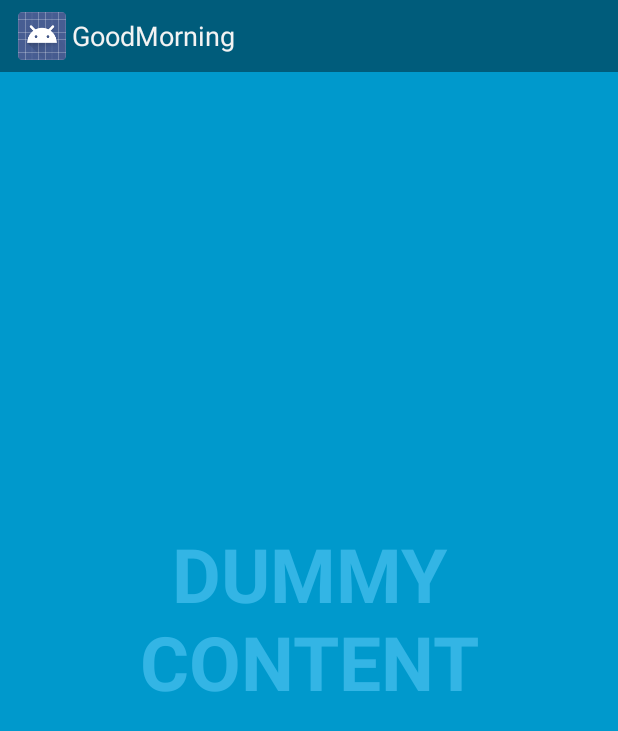
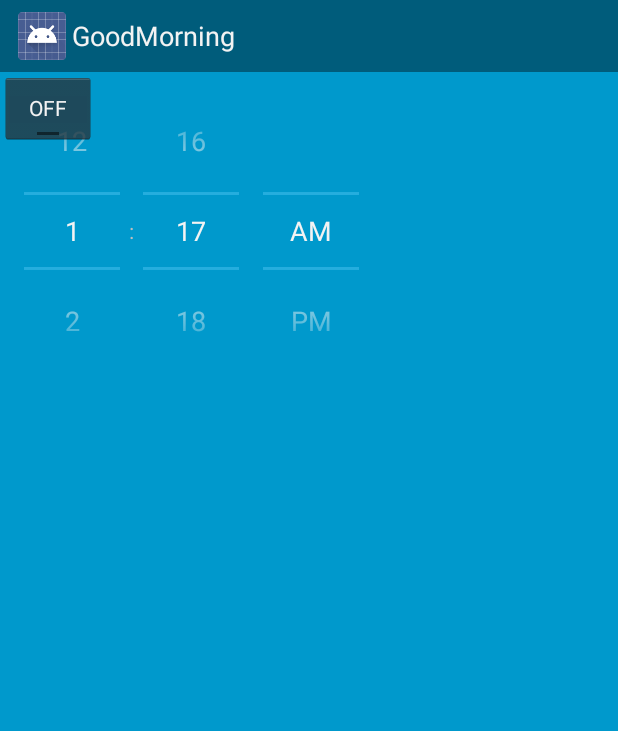
Before and after one commit to nikki603/MorningApp, an Android app: the screen it shows after launch (FullscreenActivity before the commit, AlarmActivity after it), on a phone screen of 412 x 824 dp. Shown: the top 731 px of the screen. Run offline under Robolectric (Android 15) with nearby library versions, the phone set to English and light mode, and no system bars.

Commit message:
alarm clock

```diff
--- /dev/null
+++ b/GoodMorning/app/src/main/java/com/example/nicole/goodmorning/AlarmActivity.java
@@ -0,0 +1,64 @@
+package com.example.nicole.goodmorning;
+
+import android.app.Activity;
+import android.app.AlarmManager;
+import android.app.PendingIntent;
+import android.content.Intent;
+import android.os.Bundle;
+import android.util.Log;
+import android.view.View;
+import android.widget.TextView;
+import android.widget.TimePicker;
+import android.widget.ToggleButton;
+
+import java.util.Calendar;
+
+
+public class AlarmActivity extends Activity {
+
+    AlarmManager alarmManager;
+    private PendingIntent pendingIntent;
+    private TimePicker alarmTimePicker;
+    private static AlarmActivity inst;
+    private TextView alarmTextView;
+
+    public static AlarmActivity instance() {
+        return inst;
+    }
+
+    @Override
+    public void onStart() {
+        super.onStart();
+        inst = this;
+    }
+
+    @Override
+    protected void onCreate(Bundle savedInstanceState) {
+        super.onCreate(savedInstanceState);
+        setContentView(R.layout.activity_fullscreen);
+        alarmTimePicker = (TimePicker) findViewById(R.id.alarmTimePicker);
+        alarmTextView = (TextView) findViewById(R.id.alarmText);
+        ToggleButton alarmToggle = (ToggleButton) findViewById(R.id.alarmToggle);
+        alarmManager = (AlarmManager) getSystemService(ALARM_SERVICE);
+    }
+
+    public void onToggleClicked(View view) {
+        if (((ToggleButton) view).isChecked()) {
+            Log.d("MyActivity", "Alarm On");
+            Calendar calendar = Calendar.getInstance();
+            calendar.set(Calendar.HOUR_OF_DAY, alarmTimePicker.getCurrentHour());
+            calendar.set(Calendar.MINUTE, alarmTimePicker.getCurrentMinute());
+            Intent myIntent = new Intent(AlarmActivity.this, AlarmReceiver.class);
+            pendingIntent = PendingIntent.getBroadcast(AlarmActivity.this, 0, myIntent, 0);
+            alarmManager.set(AlarmManager.RTC, calendar.getTimeInMillis(), pendingIntent);
+        } else {
+            alarmManager.cancel(pendingIntent);
+            setAlarmText("Alarm Off");
+            Log.d("MyActivity", "Alarm Off");
+        }
+    }
+
+    public void setAlarmText(String alarmText) {
+        alarmTextView.setText(alarmText);
+    }
+}
--- a/GoodMorning/app/src/main/res/layout/activity_fullscreen.xml
+++ b/GoodMorning/app/src/main/res/layout/activity_fullscreen.xml
@@ -1,7 +1,7 @@
 <FrameLayout xmlns:android="http://schemas.android.com/apk/res/android"
     xmlns:tools="http://schemas.android.com/tools" android:layout_width="match_parent"
     android:layout_height="match_parent" android:background="#0099cc"
-    tools:context=".FullscreenActivity">
+    tools:context=".AlarmActivity">
 
     <!-- The primary full-screen view. This can be replaced with whatever view
          is needed to present your content, e.g. VideoView, SurfaceView,
@@ -9,7 +9,7 @@
     <TextView android:id="@+id/fullscreen_content" android:layout_width="match_parent"
         android:layout_height="match_parent" android:keepScreenOn="true" android:textColor="#33b5e5"
         android:textStyle="bold" android:textSize="50sp" android:gravity="center"
-        android:text="@string/dummy_content" />
+        android:text="" />
 
     <!-- This FrameLayout insets its children based on system windows using
          android:fitsSystemWindows. -->
@@ -21,12 +21,37 @@
             android:layout_gravity="bottom|center_horizontal"
             android:background="@color/black_overlay" android:orientation="horizontal"
             tools:ignore="UselessParent">
+        </LinearLayout>
 
-            <Button android:id="@+id/dummy_button" style="?metaButtonBarButtonStyle"
-                android:layout_width="0dp" android:layout_height="wrap_content"
-                android:layout_weight="1" android:text="@string/dummy_button" />
+        <!--Alarm Time chooser -->
+        <TimePicker
+            android:layout_width="wrap_content"
+            android:layout_height="wrap_content"
+            android:id="@+id/alarmTimePicker"
+            android:layout_alignParentTop="true"
+            android:layout_centerHorizontal="true" />
 
-        </LinearLayout>
+        <!--Alarm On/Off button -->
+        <ToggleButton
+            android:layout_width="wrap_content"
+            android:layout_height="wrap_content"
+            android:text="Alarm On/Off"
+            android:id="@+id/alarmToggle"
+            android:layout_centerHorizontal="true"
+            android:layout_below="@+id/alarmTimePicker"
+            android:onClick="onToggleClicked" />
+
+        <!-- Alarm text message -->
+        <TextView
+            android:layout_width="wrap_content"
+            android:layout_height="wrap_content"
+            android:textAppearance="?android:attr/textAppearanceLarge"
+            android:text=""
+            android:id="@+id/alarmText"
+            android:layout_alignParentBottom="true"
+            android:layout_centerHorizontal="true"
+            android:layout_marginTop="20dp"
+            android:layout_below="@+id/alarmToggle" />
     </FrameLayout>
 
 </FrameLayout>
--- /dev/null
+++ b/GoodMorning/app/src/main/res/values/dimens.xml
@@ -0,0 +1,5 @@
+<resources>
+    <!-- Default screen margins, per the Android Design guidelines. -->
+    <dimen name="activity_horizontal_margin">16dp</dimen>
+    <dimen name="activity_vertical_margin">16dp</dimen>
+</resources>
--- a/GoodMorning/app/src/main/res/values/strings.xml
+++ b/GoodMorning/app/src/main/res/values/strings.xml
@@ -1,6 +1,4 @@
 <resources>
     <string name="app_name">GoodMorning</string>
-
-    <string name="dummy_button">Dummy Button</string>
-    <string name="dummy_content">DUMMY\nCONTENT</string>
+    <string name="action_settings">Settings</string>
 </resources>
```
Also changed, not shown: GoodMorning/app/src/main/AndroidManifest.xml (+8 -2 lines), GoodMorning/app/src/main/java/com/example/nicole/goodmorning/AlarmReceiver.java (added, +36 -0 lines), GoodMorning/app/src/main/java/com/example/nicole/goodmorning/AlarmService.java (added, +41 -0 lines), GoodMorning/app/src/main/java/com/example/nicole/goodmorning/FullscreenActivity.java (+42 -8 lines), GoodMorning/app/src/main/res/menu/my.xml (added, +8 -0 lines), GoodMorning/app/src/main/res/drawable/ic_launcher.png (added).
